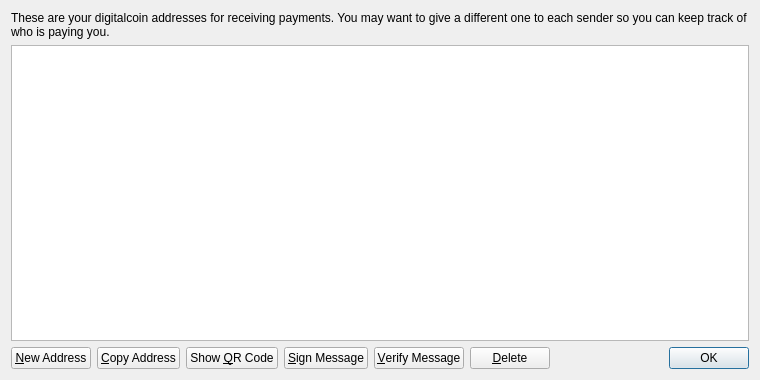
Before: the Qt Designer form src/qt/forms/addressbookpage.ui in realcoin/realcoin, drawn with Qt 5.
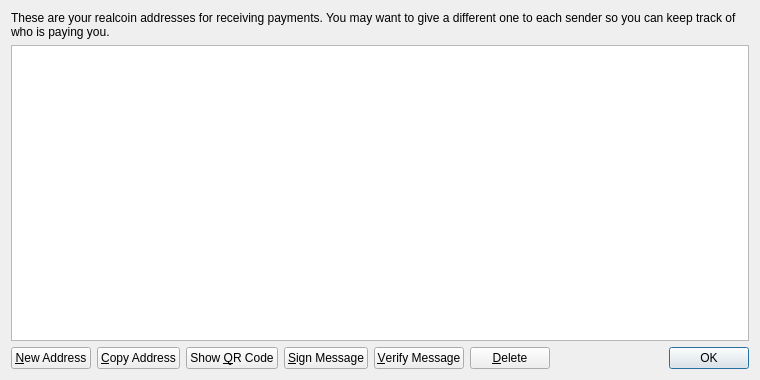
After: the same form once the commit is applied. Icons and pictures are not drawn.

Patch:
```diff
--- a/src/qt/forms/addressbookpage.ui
+++ b/src/qt/forms/addressbookpage.ui
@@ -17,7 +17,7 @@
    <item>
     <widget class="QLabel" name="labelExplanation">
      <property name="text">
-      <string>These are your digitalcoin addresses for receiving payments. You may want to give a different one to each sender so you can keep track of who is paying you.</string>
+      <string>These are your realcoin addresses for receiving payments. You may want to give a different one to each sender so you can keep track of who is paying you.</string>
      </property>
      <property name="textFormat">
       <enum>Qt::PlainText</enum>
```
Left out of the diff: 4 changed lines with no effect on the pictures.
